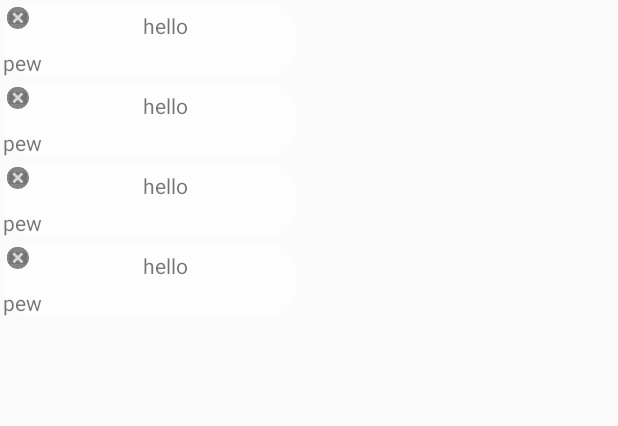
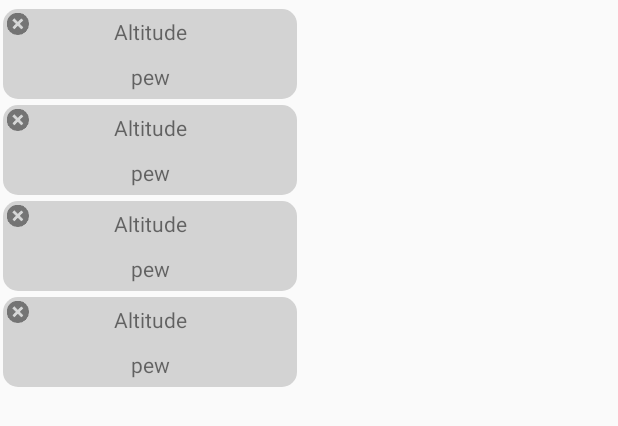
Before and after one commit to FlightControllerRepo/FlightController, an Android app: the layout info_data_pane.xml on its own in the app's theme, with its tools: preview values and no code run, on a phone screen of 412 x 824 dp. Shown: the top 426 px of the screen. Run offline under Robolectric (Android 15) with nearby library versions, the phone set to English and light mode, and no system bars.

```diff
--- a/app/src/main/java/com/flightcontroller/MainActivity.java
+++ b/app/src/main/java/com/flightcontroller/MainActivity.java
@@ -26,9 +26,6 @@ import com.flightcontroller.ui.components.FooterView;
 import com.flightcontroller.ui.components.SoundAnimationView;
 import com.flightcontroller.utils.LogManager;
 import com.pnikosis.materialishprogress.ProgressWheel;
-
-import java.util.Timer;
-import java.util.TimerTask;
 
 
 public class MainActivity extends ActionBarActivity implements DroneEvent.DroneEventListener {
@@ -115,7 +112,7 @@ public class MainActivity extends ActionBarActivity implements DroneEvent.DroneE
             @Override
             public boolean onTouch(View v, MotionEvent event) {
                 if (event.getAction() == MotionEvent.ACTION_UP) {
-                    DroneImp.INSTANCE.postEvent(DroneEvent.RADIO_CONNECTED);
+                    /*DroneImp.INSTANCE.postEvent(DroneEvent.RADIO_CONNECTED);
                     Timer t = new Timer();
                     t.schedule(new TimerTask() {
                         @Override
@@ -123,13 +120,11 @@ public class MainActivity extends ActionBarActivity implements DroneEvent.DroneE
                             DroneImp.INSTANCE.postEvent(DroneEvent.HEARTBEAT_FIRST);
                         }
                     }, 5000);
-
-                    /*
+                    */
                     if (DroneImp.INSTANCE.isConnected())
                         DroneImp.INSTANCE.disconnectRadio();
                     else
                         DroneImp.INSTANCE.connectRadio();
-                    */
                 }
                 return false;
             }
--- a/app/src/main/java/com/flightcontroller/ui/info_pane/InfoDataView.java
+++ b/app/src/main/java/com/flightcontroller/ui/info_pane/InfoDataView.java
@@ -2,7 +2,11 @@ package com.flightcontroller.ui.info_pane;
 
 import android.content.Context;
 import android.util.AttributeSet;
+import android.view.View;
+import android.view.ViewGroup;
+import android.widget.ImageButton;
 import android.widget.RelativeLayout;
+import android.widget.TextView;
 
 import com.flightcontroller.R;
 
@@ -10,6 +14,11 @@ import com.flightcontroller.R;
  * Created by Nicholas on 1/25/15.
  */
 public class InfoDataView extends RelativeLayout {
+
+    private TextView title_;
+    private TextView bodyText_;
+
+    private ImageButton closeButton_;
 
     public InfoDataView(Context context) {
         super(context);
@@ -28,6 +37,21 @@ public class InfoDataView extends RelativeLayout {
 
     private void initComponents(Context context) {
         inflate(context, R.layout.info_data, this);
+
+        closeButton_ = (ImageButton) findViewById(R.id.close_button_idv);
+
+        final InfoDataView thisref = this;
+        closeButton_.setOnClickListener(new OnClickListener() {
+            @Override
+            public void onClick(View v) {
+                ((ViewGroup) getParent()).removeView(thisref);
+            }
+        });
+
+        title_ = (TextView) findViewById(R.id.title_header_idv);
+        bodyText_ = (TextView) findViewById(R.id.body_idv);
     }
 
+
+
 }
--- a/app/src/main/res/drawable/rounded.xml
+++ b/app/src/main/res/drawable/rounded.xml
@@ -1,6 +1,6 @@
 <?xml version="1.0" encoding="UTF-8"?>
 <shape xmlns:android="http://schemas.android.com/apk/res/android">
-    <solid android:color="#99FFFFFF"/>
-    <corners android:radius="20dp"/>
+    <solid android:color="#d3d3d3"/>
+    <corners android:radius="10dp"/>
     <padding android:left="0dp" android:top="0dp" android:right="0dp" android:bottom="0dp" />
 </shape>
--- a/app/src/main/res/layout/info_data.xml
+++ b/app/src/main/res/layout/info_data.xml
@@ -22,12 +22,15 @@
         android:layout_width="match_parent"
         android:layout_height="30dp"
         android:gravity="center"
-        android:layout_toRightOf="@id/close_button_idv"
-        android:text="hello"/>
+
+        android:text="Altitude"/>
     <TextView
+        android:id="@+id/body_idv"
         android:layout_below="@id/title_header_idv"
         android:layout_width="match_parent"
         android:layout_height="wrap_content"
+        android:gravity="center"
+        android:layout_margin="5dp"
         android:text="pew" />
 
 
--- a/app/src/main/res/layout/info_data_pane.xml
+++ b/app/src/main/res/layout/info_data_pane.xml
@@ -4,7 +4,9 @@
     android:orientation="vertical"
     android:layout_width="wrap_content"
     android:layout_height="wrap_content"
-    android:layout_alignParentRight="true" >
+    android:layout_alignParentRight="true"
+    android:animateLayoutChanges="true"
+    android:paddingTop="4dp">
 
    <com.flightcontroller.ui.info_pane.InfoDataView
        android:id="@+id/data_view1"
```
